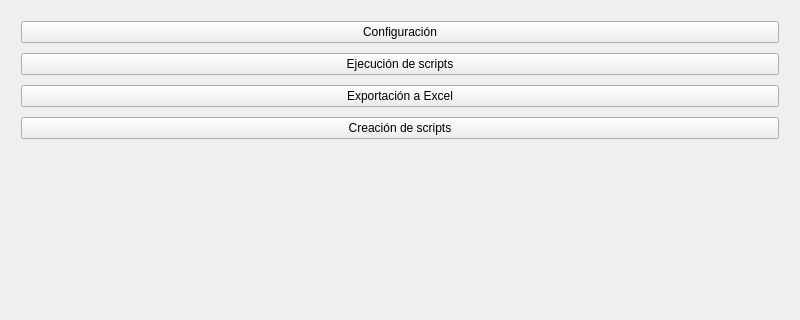
Qt form ui/main_window.ui (JorgeLealV/ProyUtileriasSQL) before a commit; both pictures show x 0 to 800 and y 0 to 320 of the 800 by 600 pixel window.
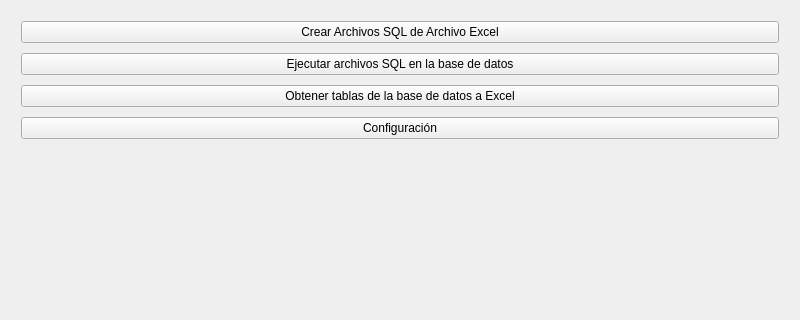
The same form after that commit.

```diff
--- a/ui/main_window.ui
+++ b/ui/main_window.ui
@@ -32,30 +32,30 @@
       <number>10</number>
      </property>
      <item>
-      <widget class="QPushButton" name="btn_configuracion">
+      <widget class="QPushButton" name="btn_creacion">
        <property name="text">
-        <string>Configuración</string>
+        <string>Crear Archivos SQL de Archivo Excel</string>
        </property>
       </widget>
      </item>
      <item>
       <widget class="QPushButton" name="btn_ejecucion">
        <property name="text">
-        <string>Ejecución de scripts</string>
+        <string>Ejecutar archivos SQL en la base de datos</string>
        </property>
       </widget>
      </item>
      <item>
       <widget class="QPushButton" name="btn_exportacion">
        <property name="text">
-        <string>Exportación a Excel</string>
+        <string>Obtener tablas de la base de datos a Excel</string>
        </property>
       </widget>
      </item>
      <item>
-      <widget class="QPushButton" name="btn_creacion">
+      <widget class="QPushButton" name="btn_configuracion">
        <property name="text">
-        <string>Creación de scripts</string>
+        <string>Configuración</string>
        </property>
       </widget>
      </item>
```
